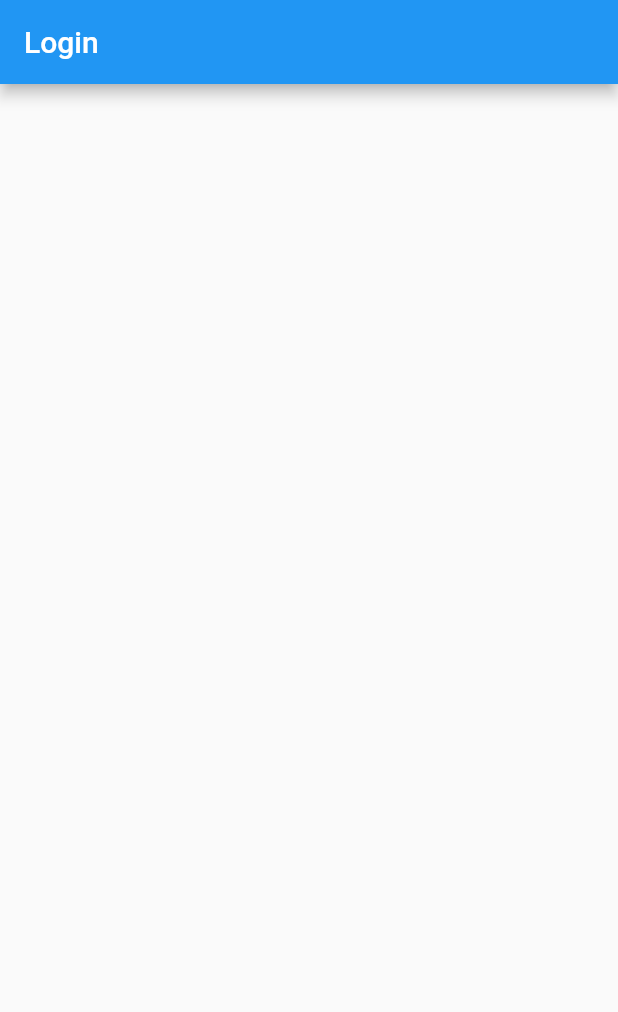
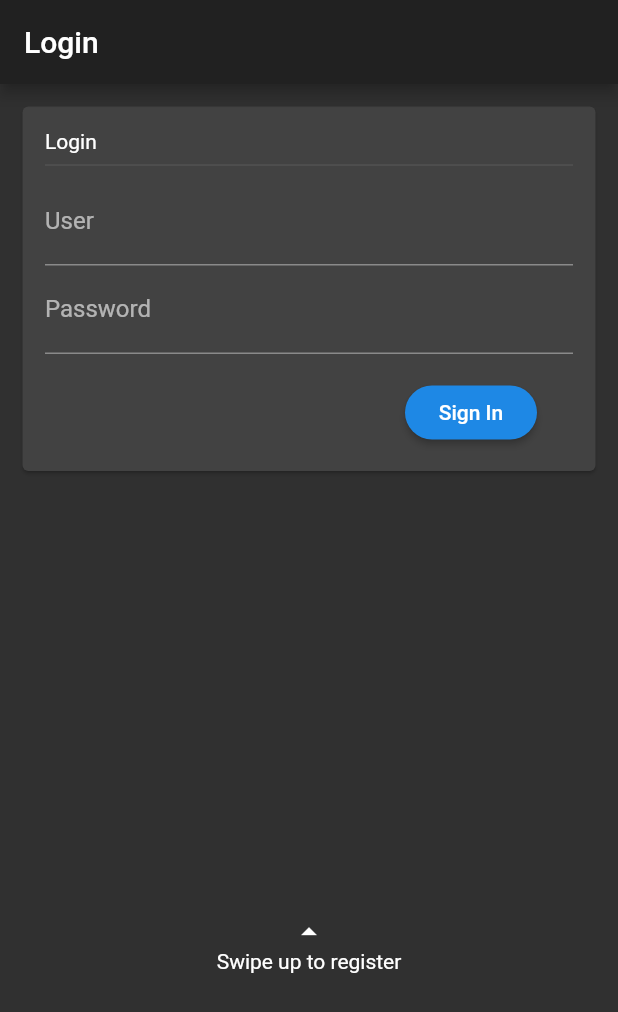
Before and after one commit to facubarafani/come_in, a Flutter app: the screen it shows after launch, on a phone screen of 412 x 824 dp. Shown: the top 1012 px of the screen. Run offline on Flutter 3.47's test engine with Material 2 defaults, Android fonts, the phone set to English and light mode, and no system bars.

Commit message:
Create login_page UI

```diff
--- a/lib/main.dart
+++ b/lib/main.dart
@@ -13,7 +13,7 @@ class MyApp extends StatelessWidget {
     return ComeInProvider(
       child: MaterialApp(
         title: 'come_in',
-        darkTheme: ThemeData(
+        theme: ThemeData(
           brightness: Brightness.dark,
         ),
         home: LoginPage(),
--- a/lib/ui/login_page.dart
+++ b/lib/ui/login_page.dart
@@ -7,12 +7,111 @@ class LoginPage extends StatefulWidget {
 
 class _LoginPageState extends State<LoginPage> {
   @override
+  Widget _buildLogin() {
+    return Card(
+      margin: EdgeInsets.all(15),
+      child: Padding(
+        padding: EdgeInsets.all(15),
+        child: Wrap(
+          children: [
+            Text('Login'),
+            Divider(),
+            Form(
+              child: Column(
+                children: [
+                  TextFormField(
+                    decoration: InputDecoration(labelText: 'User'),
+                  ),
+                  TextFormField(
+                    decoration: InputDecoration(labelText: 'Password'),
+                  )
+                ],
+              ),
+            ),
+            Padding(
+              padding: EdgeInsets.only(top: 15, left: 240),
+              child: RaisedButton(
+                onPressed: () {},
+                child: Text('Sign In'),
+                shape: RoundedRectangleBorder(
+                    borderRadius: BorderRadius.circular(30)),
+              ),
+            )
+          ],
+        ),
+      ),
+    );
+  }
+
+  Widget _buildRegisterText() {
+    return Padding(
+      padding: EdgeInsets.only(top: 280),
+      child: Column(
+        children: [
+          Icon(Icons.arrow_drop_up),
+          Text('Swipe up to register'),
+        ],
+      ),
+    );
+  }
+
+  Widget _buildRegister() {
+    return Column(
+      children: [
+        Card(
+          margin: EdgeInsets.all(15),
+          child: Padding(
+            padding: EdgeInsets.all(15),
+            child: Wrap(
+              children: [
+                Text('Register'),
+                Divider(),
+                Form(
+                  child: Column(
+                    children: [
+                      TextFormField(
+                        decoration: InputDecoration(labelText: 'User'),
+                      ),
+                      TextFormField(
+                        decoration: InputDecoration(labelText: 'Password'),
+                      )
+                    ],
+                  ),
+                ),
+                Padding(
+                  padding: EdgeInsets.only(top: 15, left: 240),
+                  child: RaisedButton(
+                    onPressed: () {},
+                    child: Text('Sign In'),
+                    shape: RoundedRectangleBorder(
+                        borderRadius: BorderRadius.circular(30)),
+                  ),
+                )
+              ],
+            ),
+          ),
+        ),
+      ],
+    );
+  }
+
   Widget build(BuildContext context) {
     return Scaffold(
       appBar: AppBar(
         title: Text('Login'),
       ),
-      body: ListView(children: []),
+      body: PageView(
+        scrollDirection: Axis.vertical,
+        children: [
+          Column(
+            children: [
+              _buildLogin(),
+              _buildRegisterText(),
+            ],
+          ),
+          _buildRegister()
+        ],
+      ),
     );
   }
 }
```
Also changed, not shown: lib/ui/home_page.dart (line endings or trailing spaces).
